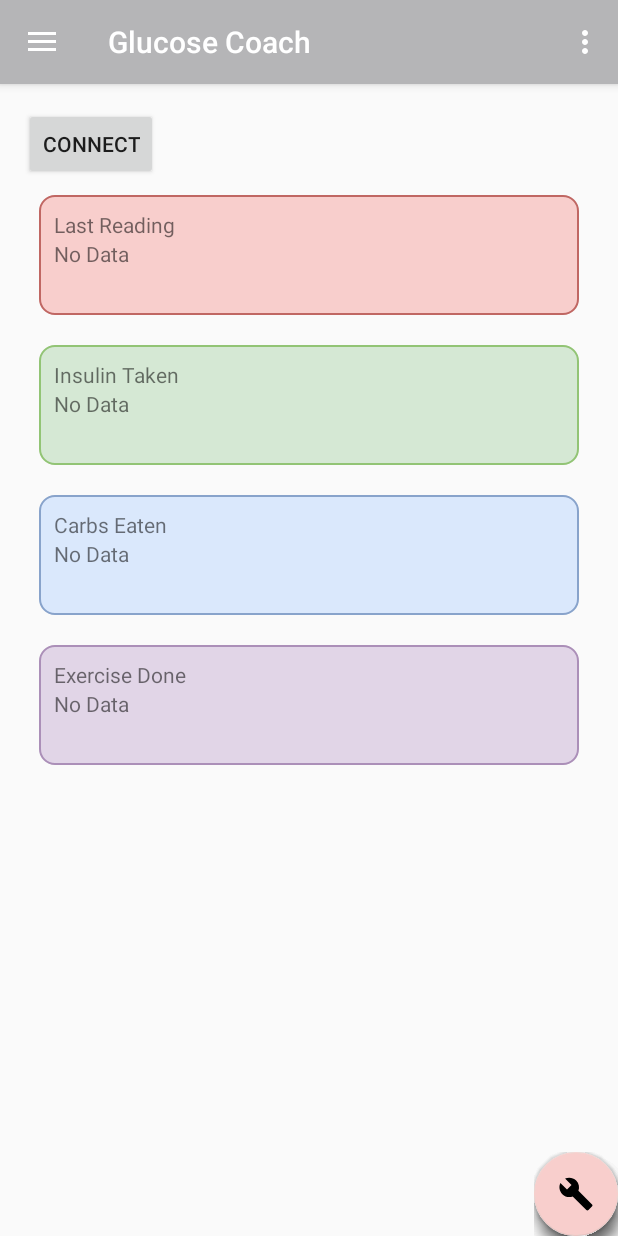
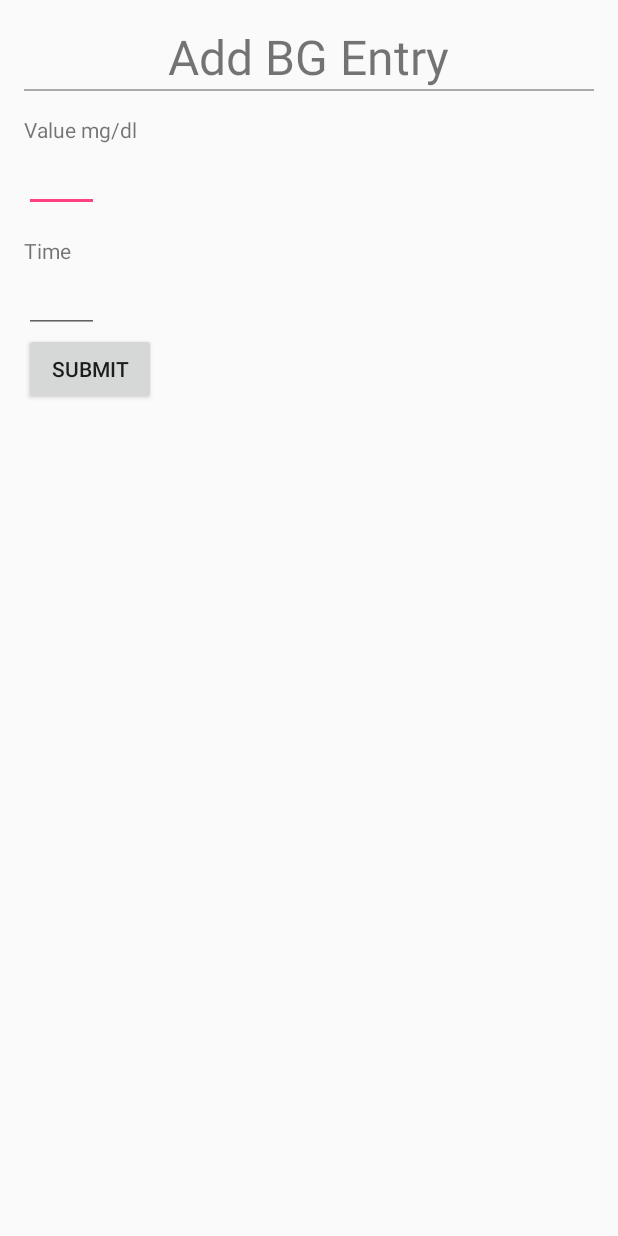
Before and after one commit to Zontzor/gc.android-app, an Android app: the screen it shows after launch (MainActivity before the commit, AddBGReadingActivity after it), after a tap on an icon or button, on a phone screen of 412 x 824 dp. Run offline under Robolectric (Android 15) with nearby library versions, the light colour scheme and no system bars; libraries missing offline, so code that uses them is left out: com.sa90.materialarcmenu; plain views replace ArcMenu; 2 statements that could not run were skipped.

Commit message:
Add new icons to fab

```diff
--- a/app/src/main/AndroidManifest.xml
+++ b/app/src/main/AndroidManifest.xml
@@ -21,6 +21,7 @@
                 <category android:name="android.intent.category.LAUNCHER" />
             </intent-filter>
         </activity>
+        <activity android:name=".main.AddBGReadingActivity"></activity>
     </application>
 
 </manifest>
--- a/app/src/main/java/com/example/alex/glucosecoach/main/AddBGReadingActivity.java
+++ b/app/src/main/java/com/example/alex/glucosecoach/main/AddBGReadingActivity.java
@@ -2,13 +2,34 @@ package com.example.alex.glucosecoach.main;
 
 import android.app.Activity;
 import android.os.Bundle;
+import android.view.View;
+import android.widget.Button;
+import android.widget.EditText;
+
+import com.example.alex.glucosecoach.R;
 
 /**
  * Created by alex on 1/22/17.
  */
 
 public class AddBGReadingActivity extends Activity {
+    private EditText editTextBGValue;
+    private EditText editTextBGTimeStamp;
+    private Button btnSubmit;
+
     protected void onCreate(Bundle savedInstanceState) {
         super.onCreate(savedInstanceState);
+        setContentView(R.layout.activity_bg_reading_add);
+
+        editTextBGValue = (EditText) findViewById(R.id.editText_bg_value);
+        editTextBGTimeStamp = (EditText) findViewById(R.id.editText_bg_time);
+        btnSubmit = (Button) findViewById(R.id.btn_sumbit_bg);
+
+        btnSubmit.setOnClickListener(new View.OnClickListener() {
+            @Override
+            public void onClick(View view) {
+
+            }
+        });
     }
 }
--- /dev/null
+++ b/app/src/main/res/layout/activity_bg_reading_add.xml
@@ -0,0 +1,56 @@
+<?xml version="1.0" encoding="utf-8"?>
+<LinearLayout xmlns:android="http://schemas.android.com/apk/res/android"
+    android:orientation="vertical"
+    android:layout_width="match_parent"
+    android:layout_height="match_parent"
+    android:paddingLeft="@dimen/activity_horizontal_margin"
+    android:paddingRight="@dimen/activity_horizontal_margin"
+    android:paddingTop="@dimen/activity_vertical_margin"
+    android:paddingBottom="@dimen/activity_vertical_margin">
+
+    <TextView
+        android:id="@+id/text_add_bg_reading"
+        android:text="Add BG Entry"
+        android:textSize="32sp"
+        android:layout_width="wrap_content"
+        android:layout_height="wrap_content"
+        android:layout_gravity="center"/>
+
+    <View
+        android:layout_width="match_parent"
+        android:layout_height="1dp"
+        android:background="@android:color/darker_gray"/>
+
+    <TextView
+        android:id="@+id/text_bg_value"
+        android:text="Value mg/dl"
+        android:layout_width="wrap_content"
+        android:layout_height="wrap_content"
+        android:paddingTop="@dimen/activity_vertical_margin"/>
+
+    <EditText
+        android:id="@+id/editText_bg_value"
+        android:layout_width="50dp"
+        android:layout_height="wrap_content"
+        android:layout_below="@+id/text_bg_value"/>
+
+    <TextView
+        android:id="@+id/text_bg_time"
+        android:text="Time"
+        android:layout_width="wrap_content"
+        android:layout_height="wrap_content"
+        android:paddingTop="@dimen/activity_vertical_margin"/>
+
+    <EditText
+        android:id="@+id/editText_bg_time"
+        android:layout_width="50dp"
+        android:layout_height="wrap_content"
+        android:layout_below="@+id/text_bg_value"/>
+
+    <Button
+        android:id="@+id/btn_sumbit_bg"
+        android:layout_width="wrap_content"
+        android:layout_height="wrap_content"
+        android:text="Submit"/>
+
+</LinearLayout>
--- a/app/src/main/res/layout/app_bar_main.xml
+++ b/app/src/main/res/layout/app_bar_main.xml
@@ -36,28 +36,28 @@
         <android.support.design.widget.FloatingActionButton
             android:id="@+id/fab_menu_item4_exercise"
             android:layout_width="wrap_content"
-            android:src="@drawable/ic_menu_manage"
+            android:src="@drawable/ic_exercise_24dp"
             android:layout_height="wrap_content"
             app:backgroundTint="@color/softPurple" />
 
         <android.support.design.widget.FloatingActionButton
             android:id="@+id/fab_menu_item3_carbs"
             android:layout_width="wrap_content"
-            android:src="@drawable/ic_menu_manage"
+            android:src="@drawable/ic_food_24dp"
             android:layout_height="wrap_content"
             app:backgroundTint="@color/softBlue" />
 
         <android.support.design.widget.FloatingActionButton
             android:id="@+id/fab_menu_item2_insulin"
             android:layout_width="wrap_content"
-            android:src="@drawable/ic_menu_manage"
+            android:src="@drawable/ic_insulin_24dp"
             android:layout_height="wrap_content"
             app:backgroundTint="@color/softGreen" />
 
         <android.support.design.widget.FloatingActionButton
             android:id="@+id/fab_menu_item1_bg"
             android:layout_width="wrap_content"
-            android:src="@drawable/ic_menu_manage"
+            android:src="@drawable/ic_bg_reading_24dp"
             android:layout_height="wrap_content"
             app:backgroundTint="@color/softRed" />
 
```
Also changed, not shown: app/src/main/res/drawable/ic_bg_reading_24dp.xml (added, +9 -0 lines), app/src/main/res/drawable/ic_exercise_24dp.xml (added, +9 -0 lines), app/src/main/res/drawable/ic_food_24dp.xml (added, +9 -0 lines), app/src/main/res/drawable/ic_insulin_24dp.xml (added, +9 -0 lines), app/src/main/res/layout/activity_add_bg_reading.xml (deleted, +0 -8 lines).
